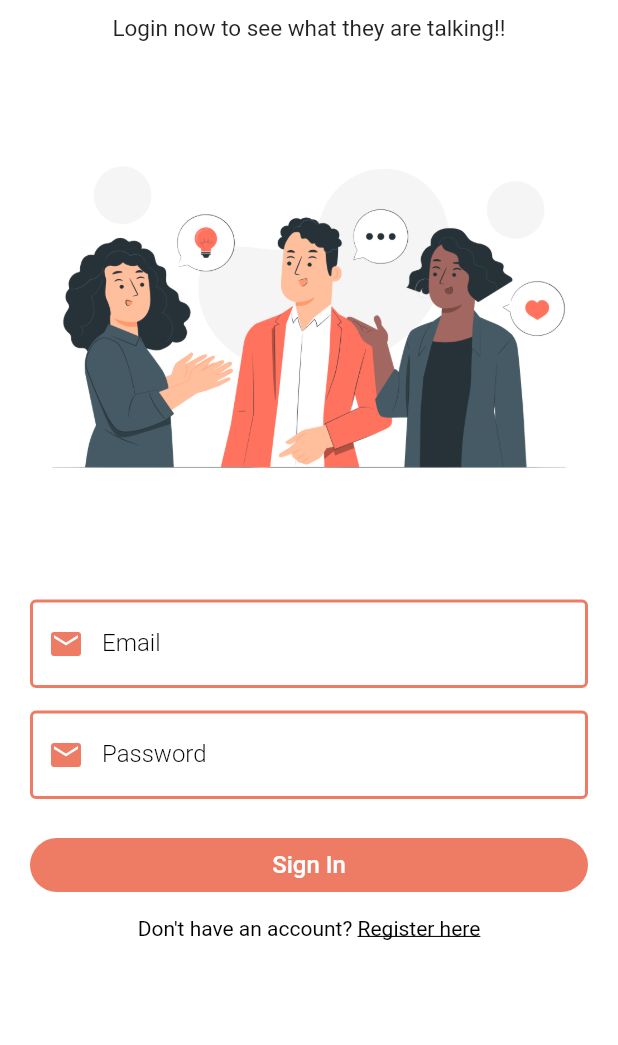
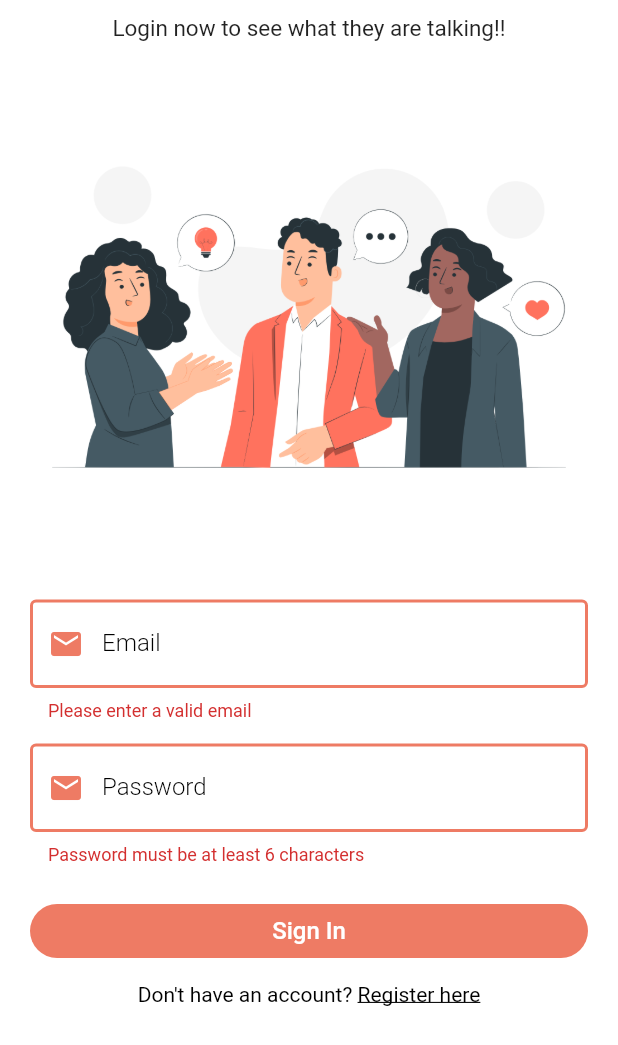
Before and after one commit to Rashadul-hub/groupie_chat_app, a Flutter app: the screen it shows after launch, after a tap on "Sign In", on a phone screen of 412 x 824 dp, the part 191-1236 px from its top. Run offline on Flutter 3.47's test engine with Material 2 defaults, Android fonts, the phone set to English and light mode, and no system bars; our stand-ins replace cloud_firestore, firebase_auth, firebase_core, shared_preferences; accounts and stored records are empty.

Commit message:
Login Function Setup  using firebase

```diff
--- a/lib/pages/auth/login_page.dart
+++ b/lib/pages/auth/login_page.dart
@@ -1,9 +1,16 @@
 import 'dart:math';
 
+import 'package:cloud_firestore/cloud_firestore.dart';
+import 'package:firebase_auth/firebase_auth.dart';
 import 'package:flutter/gestures.dart';
 import 'package:flutter/material.dart';
 import 'package:groupie/pages/auth/register_page.dart';
+import 'package:groupie/service/auth_service.dart';
+import 'package:groupie/service/database_service.dart';
 import 'package:groupie/widgets/widgets.dart';
+
+import '../../helper/helper_function.dart';
+import 'home_page.dart';
 
 class LoginPage extends StatefulWidget {
   const LoginPage({Key? key}) : super(key: key);
@@ -16,16 +23,21 @@ class _LoginPageState extends State<LoginPage> {
   final formKey = GlobalKey<FormState>();
   String email = "";
   String password = "";
+  bool _isLoading = false;
+  AuthService authService = AuthService();
 
   @override
   Widget build(BuildContext context) {
     return Scaffold(
-      // appBar: AppBar(
-      //   backgroundColor: Theme.of(context).primaryColor ,
-      // ),
-      body: SingleChildScrollView(
+      body: _isLoading
+          ? Center(
+              child: CircularProgressIndicator(
+                  color: Theme.of(context).primaryColor),
+            )
+          : SingleChildScrollView(
               child: Padding(
-          padding: const EdgeInsets.symmetric(horizontal: 20, vertical: 80),
+                padding:
+                    const EdgeInsets.symmetric(horizontal: 20, vertical: 80),
                 child: Form(
                   key: formKey,
                   child: Column(
@@ -111,23 +123,25 @@ class _LoginPageState extends State<LoginPage> {
                           },
                         ),
                       ),
-                const SizedBox(height: 10,),
-                Text.rich(
-                  TextSpan(
+                      const SizedBox(
+                        height: 10,
+                      ),
+                      Text.rich(TextSpan(
                         text: "Don't have an account? ",
-                    style: const TextStyle(color: Colors.black,fontSize: 14),
+                        style:
+                            const TextStyle(color: Colors.black, fontSize: 14),
                         children: <TextSpan>[
                           TextSpan(
                               text: "Register here",
-                        style: const TextStyle(color: Colors.black, decoration: TextDecoration.underline),
-                        recognizer: TapGestureRecognizer()..onTap = (){
+                              style: const TextStyle(
+                                  color: Colors.black,
+                                  decoration: TextDecoration.underline),
+                              recognizer: TapGestureRecognizer()
+                                ..onTap = () {
                                   nextScreen(context, const RegisterPage());
-
-                        }
-                      )
+                                })
                         ],
-                  )
-                )
+                      ))
                     ],
                   ),
                 ),
@@ -135,9 +149,32 @@ class _LoginPageState extends State<LoginPage> {
             ),
     );
   }
+
+  login() async {
+    if (formKey.currentState!.validate()) {
+      setState(() {
+        _isLoading = true;
+      });
+      await authService
+          .loginWithEmailandPassword(email, password)
+          .then((value) async {
+        if (value == true) {
+         QuerySnapshot snapshot = await DatasbaseService(uid: FirebaseAuth.instance.currentUser!.uid)
+              .gettingUserData(email);
+
+         //saving the value to our shared preferences
+         await  HelperFunctions.saveUserLoggedInStatus(true);
+         await  HelperFunctions.saveUserEmailSF(email);
+         await  HelperFunctions.saveUserNameSF(snapshot.docs[0]['fullName']);
+
+          nextScreenReplace(context, const HomePage());
+        } else {
+          showSnackBar(context, Colors.red, value);
+          setState(() {
+            _isLoading = false;
+          });
         }
-
-
-login(){
-
+      });
     }
+  }
+}
```
Lines whose indentation alone changed are shown as unchanged.
